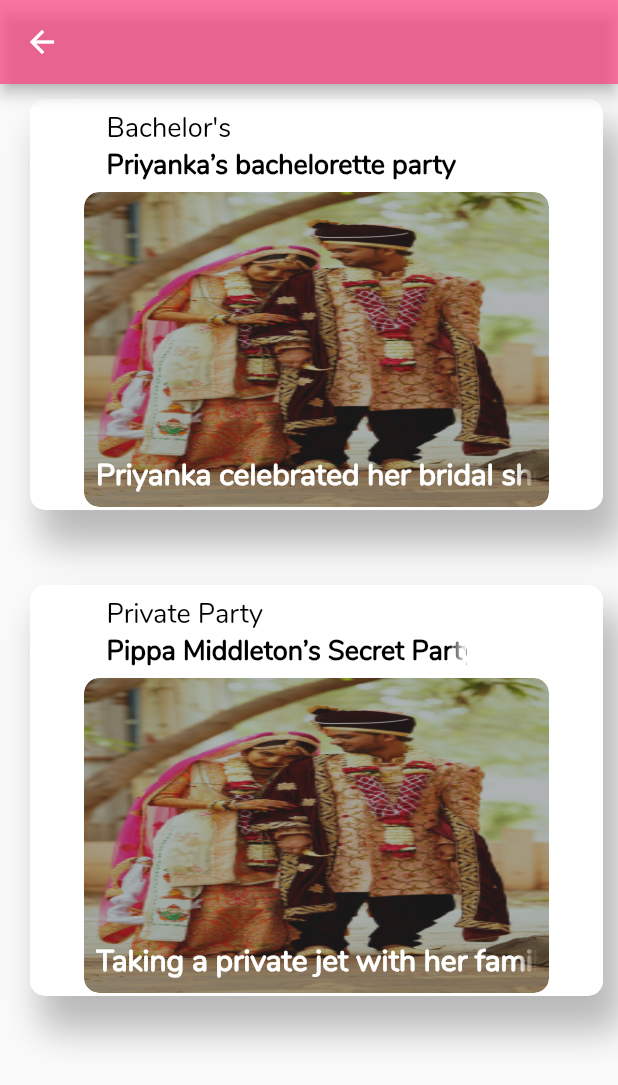
After one commit to axactstudios/lumevents, a Flutter app: the RealEventsTab screen opened directly, after a tap on "Special Events", on a phone screen of 412 x 824 dp. The commit adds this screen. Shown: the top 1085 px of the screen. Run offline on Flutter 3.47's test engine with Material 2 defaults, Android fonts, the phone set to English and light mode, and no system bars; our stand-ins replace email_validator, firebase_auth, firebase_database, flutter_spinkit, fluttertoast, font_awesome_flutter and 4 more; missing offline and left inert: regexed_validator, searchable_dropdown; accounts and stored records are empty.

Commit message:
special events done

```diff
--- /dev/null
+++ b/lib/IdeaPageTabViews/RealEvents/SpecialEventsPage.dart
@@ -0,0 +1,47 @@
+import 'package:flutter/cupertino.dart';
+import 'package:flutter/material.dart';
+
+import 'Tiles.dart';
+
+class SpecialEvents extends StatefulWidget {
+  @override
+  _SpecialEventsState createState() => _SpecialEventsState();
+}
+
+class _SpecialEventsState extends State<SpecialEvents> {
+  double height, width;
+
+  final scaffoldState = GlobalKey<ScaffoldState>();
+  @override
+  Widget build(BuildContext context) {
+    width = MediaQuery.of(context).size.width;
+    height = MediaQuery.of(context).size.height;
+    return Scaffold(
+        key: scaffoldState,
+        appBar: AppBar(
+          backgroundColor: Colors.pinkAccent.withOpacity(0.7),
+        ),
+        body: ListView(
+          children: [
+            tiles(
+                scaffoldState,
+                height,
+                width,
+                'Priyanka’s bachelorette party',
+                'images/background2.jpg',
+                'Priyanka celebrated her bridal shower in Amsterdam.Activities included hanging out on a boat in the famous Amsterdam canals, sipping on mojitos, exploring the city and munching on some late-night eats.n typical form, Chopra looked like ever the fashionista as she and her bridesmaids traipsed around Amsterdam where they wore coordinating outfits most of the time.The bride’s much anticipated dresses included a mix of Indian and Western designers. While white is deemed funereal in India, Priyanka was spotted donning the bridal hue to her shower, where she stunned in a feather-embroidered, midi dress by Marchesa, and in Amsterdam for her bachelorette weekend, where she wore a Georges Chakra mini dress with a feathered duster paired with a Hugo Boss faux fur coat.',
+                'Everyone wants to have a little fun before they get married. Lum Events can organize a perfect bachelorette party with all the fun activities with the bride’s close friends and a perfect outfit.',
+                'Bachelor\'s'),
+            tiles(
+                scaffoldState,
+                height,
+                width,
+                'Pippa Middleton’s Secret Party',
+                'images/background2.jpg',
+                'Taking a private jet with her family and closest friends, they went to a luxury resort in Meribelin France. Harry and other boys, satyed in Meribel and Pippa along with her older sister, Kate, party around 100 miles away fromMeribel. It was a small, private but an amazing party.',
+                'Such private bachelorette parties before the wedding are always remarkable. Organizing such parties for royal bride and groom, makes it important for the company to showcase perfection in their works, before their marriage. Perfection in choosing the best venue for the new couples, the food, even the dresses.',
+                'Private Party'),
+          ],
+        ));
+  }
+}
--- a/lib/IdeaPageTabViews/realEventsTab.dart
+++ b/lib/IdeaPageTabViews/realEventsTab.dart
@@ -1,4 +1,5 @@
 import 'package:flutter/material.dart';
+import 'package:lumevents/IdeaPageTabViews/RealEvents/SpecialEventsPage.dart';
 import 'package:lumevents/IdeaPageTabViews/RealEvents/birthdayPage.dart';
 
 import 'RealEvents/WeddingsPage.dart';
@@ -73,7 +74,14 @@ class _RealEventsTabState extends State<RealEventsTab> {
                           style: TextStyle(color: Colors.white))),
                 ),
               ),
-              Card(
+              InkWell(
+                onTap: () {
+                  Navigator.push(
+                    context,
+                    MaterialPageRoute(builder: (context) => SpecialEvents()),
+                  );
+                },
+                child: Card(
                   color: Colors.pinkAccent,
                   elevation: 8,
                   child: Container(
@@ -81,6 +89,7 @@ class _RealEventsTabState extends State<RealEventsTab> {
                     child: Center(
                         child: Text('Special Events',
                             style: TextStyle(color: Colors.white))),
+                  ),
                 ),
               ),
               Card(
```
Lines whose indentation alone changed are shown as unchanged.
